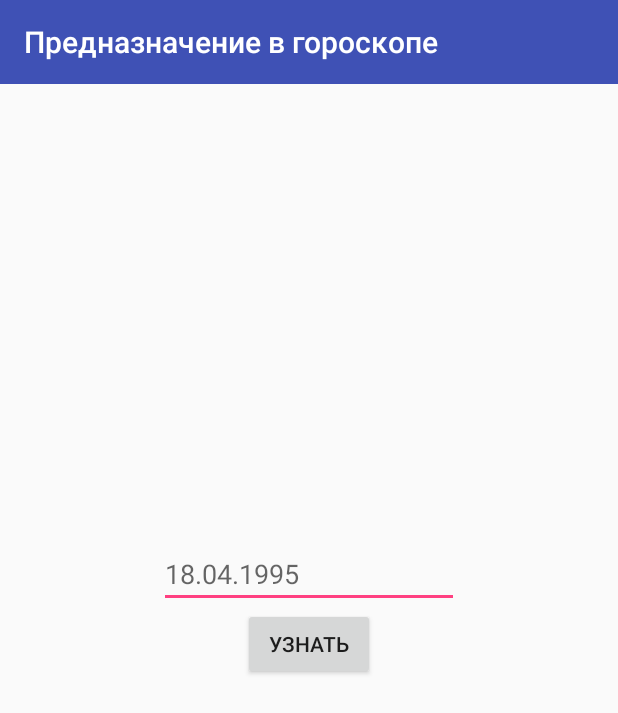
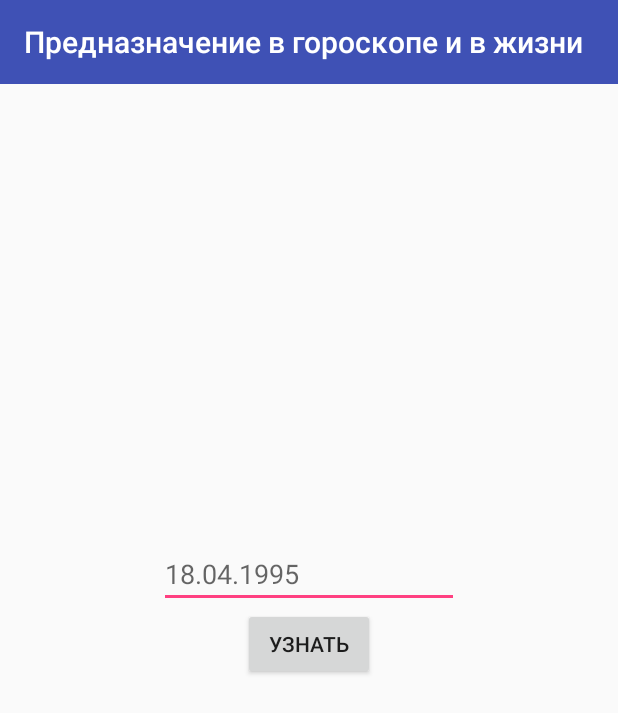
Before and after one commit to AntonBoiko88888/MysteryForAndroid, an Android app: the screen it shows after launch (MainActivity), on a phone screen of 412 x 824 dp. Shown: the top 713 px of the screen. Run offline under Robolectric (Android 15) with nearby library versions, the light colour scheme and no system bars.

Commit message:
Добавил описание в MainActivity

```diff
--- a/app/src/main/java/com/example/ink1804/destination/MainActivity.java
+++ b/app/src/main/java/com/example/ink1804/destination/MainActivity.java
@@ -12,7 +12,7 @@ public class MainActivity extends AppCompatActivity {
         setContentView(R.layout.activity_main);
         Toolbar toolbar = (Toolbar) findViewById(R.id.toolbar);
         toolbar.setTitleTextColor(getResources().getColor(R.color.white));
-        toolbar.setTitle("Предназначение в гороскопе");
+        toolbar.setTitle("Предназначение в гороскопе и в жизни");
 
 
     }
```
